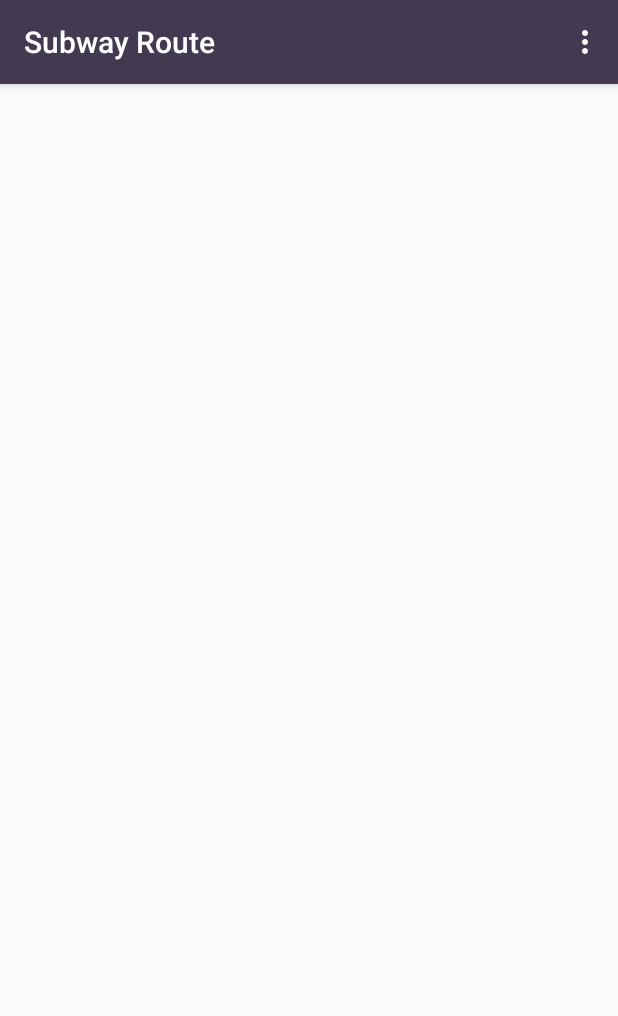
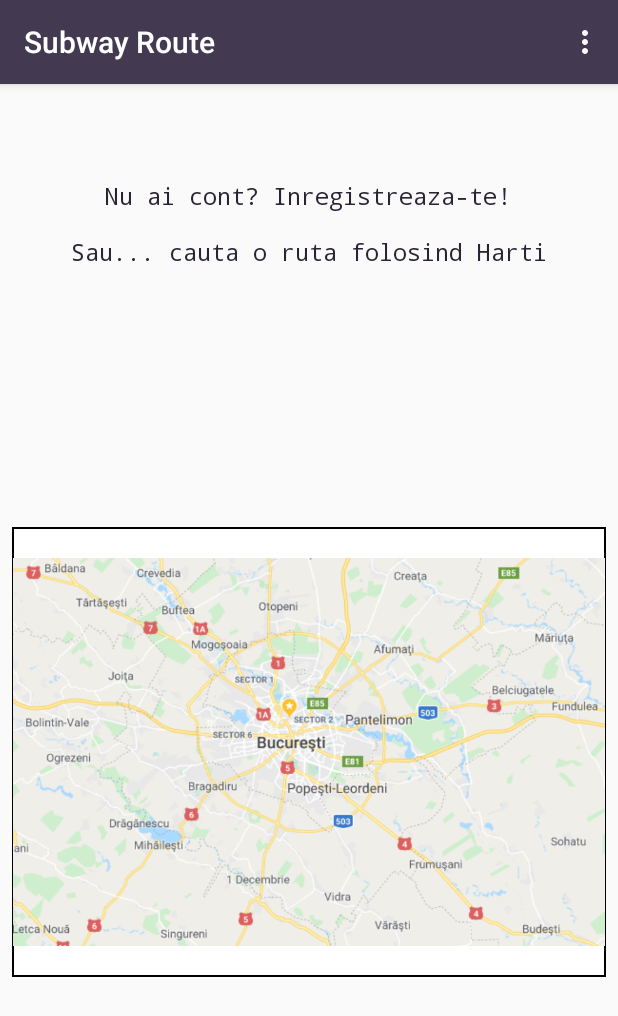
Before and after one commit to alexandradumitru22/Subway_Route, an Android app: the screen it shows after launch (MainActivity), on a phone screen of 412 x 824 dp. Shown: the top 1016 px of the screen. Run offline under Robolectric (Android 15) with nearby library versions, the phone set to English and light mode, and no system bars.

Commit message:
Populare Main pt partea de Maps

```diff
--- /dev/null
+++ b/app/src/main/res/drawable/shape.xml
@@ -0,0 +1,7 @@
+<?xml version="1.0" encoding="UTF-8"?>
+<shape xmlns:android="http://schemas.android.com/apk/res/android">
+    <solid android:color="#FFFFFF" />
+    <stroke android:width="1dp" android:color="#000000" />
+    <padding android:left="1dp" android:top="1dp" android:right="1dp"
+        android:bottom="1dp" />
+</shape>
--- a/app/src/main/res/layout/activity_main.xml
+++ b/app/src/main/res/layout/activity_main.xml
@@ -6,4 +6,49 @@
     android:layout_height="match_parent"
     tools:context=".activities.MainActivity">
 
+    <TextView
+        android:id="@+id/tv_main"
+        android:layout_width="wrap_content"
+        android:layout_height="wrap_content"
+        android:layout_marginStart="8dp"
+        android:layout_marginLeft="8dp"
+        android:layout_marginTop="64dp"
+        android:layout_marginEnd="8dp"
+        android:layout_marginRight="8dp"
+        android:text="Nu ai cont? Inregistreaza-te!"
+        app:layout_constraintEnd_toEndOf="parent"
+        app:layout_constraintHorizontal_bias="0.496"
+        app:layout_constraintStart_toStartOf="parent"
+        app:layout_constraintTop_toTopOf="parent" />
+
+    <TextView
+        android:id="@+id/textView2"
+        android:layout_width="wrap_content"
+        android:layout_height="wrap_content"
+        android:layout_marginStart="8dp"
+        android:layout_marginLeft="8dp"
+        android:layout_marginTop="16dp"
+        android:layout_marginEnd="8dp"
+        android:layout_marginRight="8dp"
+        android:text="Sau... cauta o ruta folosind Harti"
+        app:layout_constraintEnd_toEndOf="parent"
+        app:layout_constraintStart_toStartOf="parent"
+        app:layout_constraintTop_toBottomOf="@+id/tv_main" />
+
+    <ImageView
+        android:id="@+id/iv_maps"
+        android:layout_width="match_parent"
+        android:layout_height="300dp"
+        android:layout_marginStart="8dp"
+        android:layout_marginLeft="8dp"
+        android:layout_marginTop="16dp"
+        android:layout_marginEnd="8dp"
+        android:layout_marginRight="8dp"
+        android:layout_marginBottom="16dp"
+        android:background="@drawable/shape"
+        app:layout_constraintBottom_toBottomOf="parent"
+        app:layout_constraintEnd_toEndOf="parent"
+        app:layout_constraintStart_toStartOf="parent"
+        app:layout_constraintTop_toBottomOf="@+id/textView2"
+        app:srcCompat="@drawable/iv_maps" />
 </androidx.constraintlayout.widget.ConstraintLayout>
```
Also changed, not shown: app/src/main/res/drawable/iv_maps.PNG (added).
